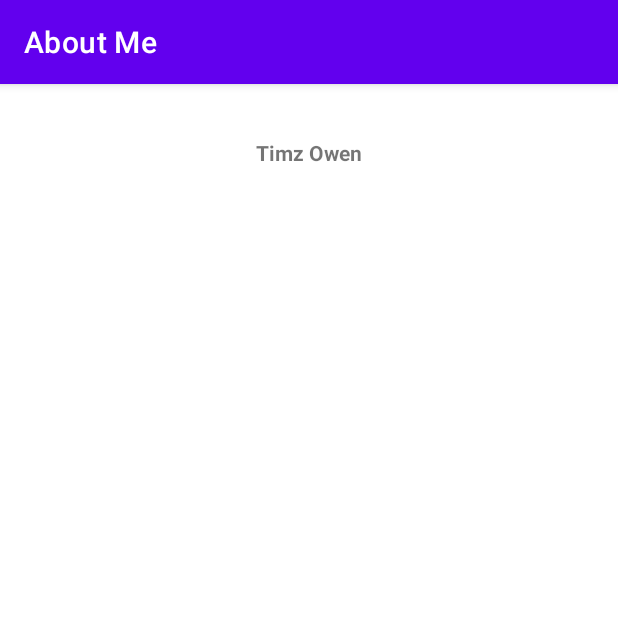
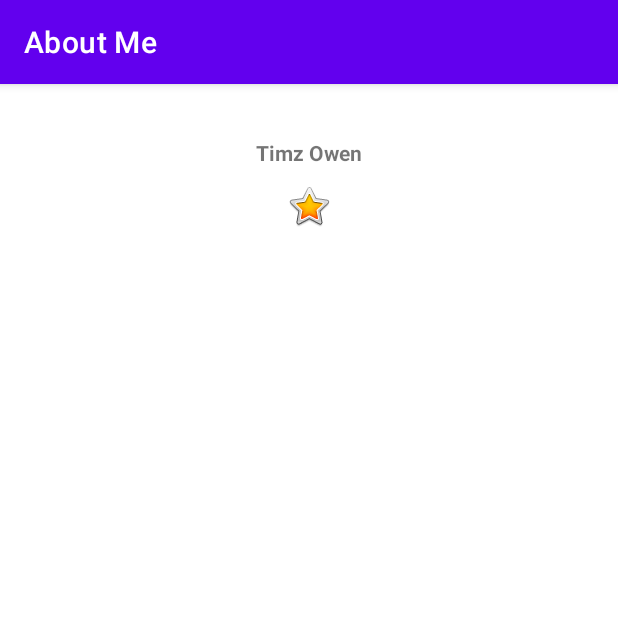
Before and after one commit to TimzOwen/Android-meetup, an Android app: the screen it shows after launch (MainActivity), on a phone screen of 412 x 824 dp, the top half of it. Run offline under Robolectric (Android 15) with nearby library versions, the phone set to English and light mode, and no system bars.

Commit message:
conten description and values

```diff
--- a/AboutMe/app/src/main/res/layout/activity_main.xml
+++ b/AboutMe/app/src/main/res/layout/activity_main.xml
@@ -5,13 +5,23 @@
     android:layout_width="match_parent"
     android:layout_height="match_parent"
     android:layout_marginTop="18dp"
+    android:contentDescription="@string/yello_star"
     android:orientation="vertical"
     tools:context=".MainActivity">
 
     <TextView
+        style="@style/nameStyle"
         android:layout_width="match_parent"
         android:layout_height="wrap_content"
-        android:text="@string/name"
-        style="@style/nameStyle" />
+        android:contentDescription="@string/yellow_star"
+        android:text="@string/name" />
+
+    <ImageView
+        android:id="@+id/star_image"
+        android:layout_width="match_parent"
+        android:layout_height="wrap_content"
+        android:layout_marginTop="10dp"
+        app:srcCompat="@android:drawable/btn_star_big_on"
+        android:contentDescription="@string/yellow_star" />
 
 </androidx.appcompat.widget.LinearLayoutCompat>
--- a/AboutMe/app/src/main/res/values/strings.xml
+++ b/AboutMe/app/src/main/res/values/strings.xml
@@ -1,4 +1,6 @@
 <resources>
     <string name="app_name">About Me</string>
     <string name="name">Timz Owen</string>
+    <string name="yello_star">Yellow Star</string>
+    <string name="yellow_star">Yellow Star</string>
 </resources>
--- a/AboutMe/app/src/main/res/values/styles.xml
+++ b/AboutMe/app/src/main/res/values/styles.xml
@@ -7,4 +7,5 @@
         <item name="android:textColorLink">#000000</item>
         <item name="android:textStyle">bold</item>
     </style>
+
 </resources>
```
